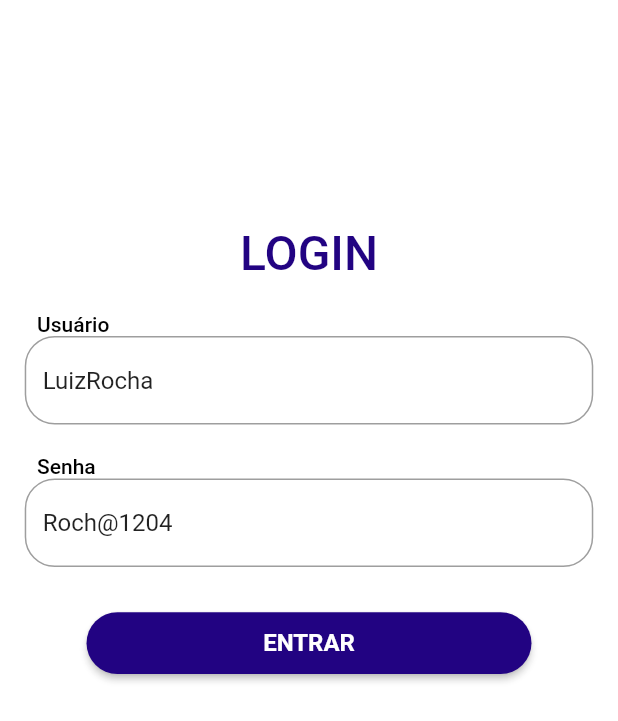
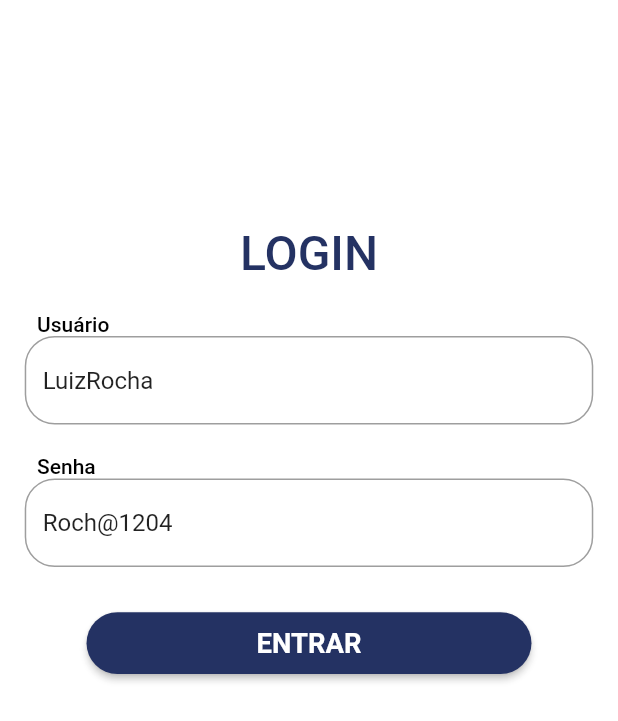
Before and after one commit to LuizRocha014/Smart_Storege_App_Flutter, a Flutter app: the screen it shows after launch, on a phone screen of 412 x 824 dp. Shown: the top 721 px of the screen. Run offline on Flutter 3.47's test engine with Material 3 defaults, Android fonts, the phone set to English and light mode, and no system bars; our stand-ins replace get, get_it, image_picker, sqflite; missing offline and left inert: boleto_utils, flutter_barcode_scanner; accounts and stored records are empty.

Commit message:
Alguns ajustes de layout

```diff
--- a/app_estoque/lib/base/repository/interface/iproduto_repository.dart
+++ b/app_estoque/lib/base/repository/interface/iproduto_repository.dart
@@ -1,4 +1,4 @@
-import 'package:app_estoque/base/models/produtos.dart';
+import 'package:app_estoque/base/models/produtos/produtos.dart';
 import 'package:app_estoque/base/repository/interface/ibase_repository.dart';
 
 abstract class IProdutoRepository extends IBaseRepository<Produto> {}
--- a/app_estoque/lib/base/repository/produto_repository.dart
+++ b/app_estoque/lib/base/repository/produto_repository.dart
@@ -1,4 +1,4 @@
-import 'package:app_estoque/base/models/produtos.dart';
+import 'package:app_estoque/base/models/produtos/produtos.dart';
 import 'package:app_estoque/base/repository/base_repository.dart';
 import 'package:app_estoque/base/repository/interface/iproduto_repository.dart';
 
--- a/app_estoque/lib/modules/login/controllers/login_controller.dart
+++ b/app_estoque/lib/modules/login/controllers/login_controller.dart
@@ -32,8 +32,8 @@ class LoginController extends BaseController {
   Future<void> login() async {
     try {
       isLoading = true;
-      final retorno = await instanceManager.get<IUserService>().login(userName.text, passWord.text);
-      if (retorno == null) throw Exception();
+      // final retorno = await instanceManager.get<IUserService>().login(userName.text, passWord.text);
+      // if (retorno == null) throw Exception();
       Get.to(const HomePage());
       isLoading = false;
     } catch (_) {
@@ -47,7 +47,7 @@ class LoginController extends BaseController {
             children: [
               Padding(
                 padding: EdgeInsets.only(top: MediaQuery.of(context).size.height * 0.025),
-                child: const TextWidget(
+                child: TextWidget(
                   "Aviso!",
                   fontSize: FontesDoAplicativo.titloText,
                 ),
--- a/app_estoque/lib/modules/login/page/login_page.dart
+++ b/app_estoque/lib/modules/login/page/login_page.dart
@@ -34,7 +34,7 @@ class _LoginPageState extends MState<LoginPage, LoginController> {
             const SizedBox(
               height: 150,
             ),
-            const Center(
+            Center(
               child: TextWidget(
                 "LOGIN",
                 fontSize: FontesDoAplicativo.titloLogin,
--- a/app_estoque/lib/modules/produtos/controller/cadastro_produto_controller.dart
+++ b/app_estoque/lib/modules/produtos/controller/cadastro_produto_controller.dart
@@ -1,7 +1,7 @@
 import 'dart:io';
 
-import 'package:app_estoque/base/models/categoria.dart';
-import 'package:app_estoque/base/models/produtos.dart';
+import 'package:app_estoque/base/models/categoria/categoria.dart';
+import 'package:app_estoque/base/models/produtos/produtos.dart';
 import 'package:app_estoque/modules/produtos/controller/produto_controller.dart';
 import 'package:app_estoque/modules/shere/controllers/base_controller.dart';
 import 'package:flutter/material.dart';
--- a/app_estoque/lib/modules/produtos/controller/produto_controller.dart
+++ b/app_estoque/lib/modules/produtos/controller/produto_controller.dart
@@ -1,4 +1,4 @@
-import 'package:app_estoque/base/models/produtos.dart';
+import 'package:app_estoque/base/models/produtos/produtos.dart';
 import 'package:app_estoque/modules/shere/controllers/base_controller.dart';
 import 'package:get/get.dart';
 
--- a/app_estoque/lib/utils/cores_do_aplicativo.dart
+++ b/app_estoque/lib/utils/cores_do_aplicativo.dart
@@ -1,8 +1,8 @@
 import 'package:flutter/material.dart';
 
 class CoresDoAplicativo {
-  static const Color primaryColor = Color(0xFF220382);
-  static const Color secundaryColor = Color(0xFFe1fa05);
+  static const Color primaryColor = Color(0xFF243263);
+  static const Color secundaryColor = Color(0xFF87CEFA);
   static const Color transparente = Color(0xFFcccccc);
   static const Color preto = Color(0xFF000000);
   static const Color textGray = Color(0xFF4F4F4F);
--- a/app_estoque/lib/utils/fonts.dart
+++ b/app_estoque/lib/utils/fonts.dart
@@ -1,9 +1,11 @@
+import 'package:app_estoque/utils/app_measurements.dart';
+
 class FontesDoAplicativo {
-  static const double titloText = 28;
-  static const double titloLogin = 32;
-  static const double textCardVenda = 14;
-  static const double textValorProduto = 13;
+  static double titloText = 28.sp;
+  static double titloLogin = 28.sp;
+  static double textCardVenda = 14.sp;
+  static double textValorProduto = 13.sp;
 
-  static const double tituloCardVenda = 18;
-  static const double textMedium = 16;
+  static double tituloCardVenda = 18.sp;
+  static double textMedium = 16.sp;
 }
--- a/app_estoque/lib/utils/instances.dart
+++ b/app_estoque/lib/utils/instances.dart
@@ -1,5 +1,5 @@
 import 'package:app_estoque/base/models/acesso/acesso.dart';
-import 'package:app_estoque/base/models/produtos.dart';
+import 'package:app_estoque/base/models/produtos/produtos.dart';
 import 'package:app_estoque/base/repository/acesso_repository.dart';
 import 'package:app_estoque/base/repository/produto_repository.dart';
 import 'package:app_estoque/base/repository/interface/iacesso_repository.dart';
--- a/app_estoque/lib/widget/dropdown_checkbox_widget.dart
+++ b/app_estoque/lib/widget/dropdown_checkbox_widget.dart
@@ -129,7 +129,7 @@ class _DropDownCheckBoxWidgetState<T> extends State<DropDownCheckBoxWidget<T>> {
                 // ),
                 decoration: InputDecoration(
                   counterText: '',
-                  helperStyle: const TextStyle(fontSize: FontesDoAplicativo.titloText, color: CoresDoAplicativo.gray),
+                  helperStyle: TextStyle(fontSize: FontesDoAplicativo.titloText, color: CoresDoAplicativo.gray),
                   errorMaxLines: 2,
                   contentPadding: EdgeInsets.symmetric(
                     horizontal: 2.w,
```
Also changed, not shown: app_estoque/lib/modules/listaVendas/page/lista_vendas_page.dart (+13 -17 lines), app_estoque/lib/modules/listaVendas/widget/card_vendas_widget.dart (+6 -11 lines), app_estoque/lib/modules/menu/controllers/new_menu_inicial_controller.dart (+7 -16 lines), app_estoque/lib/modules/menu/pages/home_page.dart (+45 -68 lines), app_estoque/lib/modules/menu/pages/new_menu_inicial_page.dart (+6 -10 lines), app_estoque/lib/modules/vendas/page/nova_venda_page.dart (+10 -17 lines), app_estoque/lib/utils/backgrounds/new_background_principal.dart (+8 -5 lines), app_estoque/lib/base/models/categoria/categoria.dart (renamed from app_estoque/lib/base/models/categoria.dart), app_estoque/lib/base/models/dto/list_menu_Iniciar.dart (renamed from app_estoque/lib/base/models/list_menu_Iniciar.dart), app_estoque/lib/base/models/produtos/produtos.dart (renamed from app_estoque/lib/base/models/produtos.dart).
